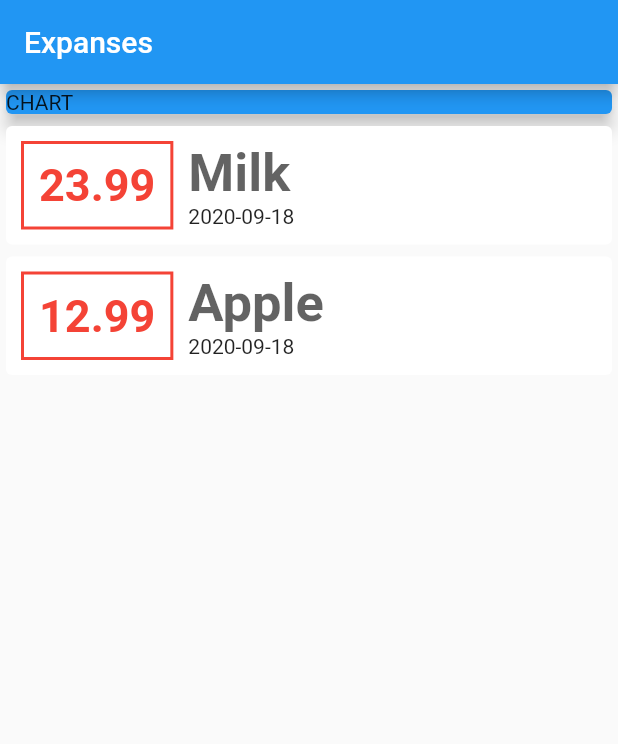
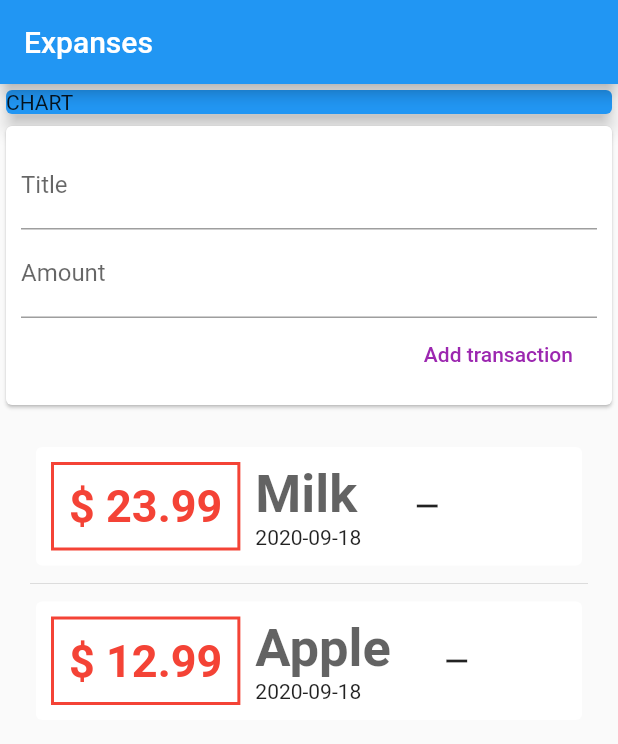
Before and after one commit to vlotysh/flutter_playground, a Flutter app: the screen it shows after launch, on a phone screen of 412 x 824 dp. Shown: the top 744 px of the screen. Run offline on Flutter 3.47's test engine with Material 2 defaults, Android fonts, the phone set to English and light mode, and no system bars; our stand-ins replace audioplayers.

Commit message:
Add inputs and refactoring

```diff
--- a/lib/apps/expenses/entities/Transaction.dart
+++ b/lib/apps/expenses/entities/Transaction.dart
@@ -7,7 +7,7 @@ class Transaction {
   DateTime date;
 
   Transaction(
-      {@required this.id,
+      {this.id,
       @required this.amount,
       @required this.title,
       @required this.date});
--- a/lib/apps/expenses/pages/Home.dart
+++ b/lib/apps/expenses/pages/Home.dart
@@ -1,34 +1,19 @@
 import 'package:flutter/material.dart';
-import 'package:playground/apps/expenses/entities/Transaction.dart';
-import 'package:playground/apps/expenses/widgets/Transaction.dart';
+import 'package:playground/apps/expenses/widgets/Chart.dart';
+import 'package:playground/apps/expenses/widgets/UserTransactions.dart';
 
 class HomePage extends StatelessWidget {
-  final List<Transaction> transactions = [
-    Transaction(id: 'td1', amount: 23.99, title: 'Milk', date: DateTime.now()),
-    Transaction(id: 'td2', amount: 12.99, title: 'Apple', date: DateTime.now())
-  ];
-
   @override
   Widget build(BuildContext context) {
     return Scaffold(
         appBar: AppBar(
           title: Text('Expanses'),
         ),
-        body: Column(
-          crossAxisAlignment: CrossAxisAlignment.stretch,
-          children: <Widget>[
-            Container(
-                child: Card(
-                  color: Colors.blue,
-                  child: Text('CHART'),
-                  elevation: 5,
-                ),
-                width: double.infinity),
-            Column(
-                children: transactions.map((transaction) {
-              return TransactionCard(transaction);
-            }).toList())
-          ],
+        body: SingleChildScrollView(
+          child: Column(
+            crossAxisAlignment: CrossAxisAlignment.start,
+            children: <Widget>[Chart(), UserTransactions()],
+          ),
         ));
   }
 }
--- /dev/null
+++ b/lib/apps/expenses/widgets/Chart.dart
@@ -0,0 +1,20 @@
+import 'package:flutter/material.dart';
+
+class Chart extends StatefulWidget {
+  @override
+  _ChartState createState() => _ChartState();
+}
+
+class _ChartState extends State<Chart> {
+  @override
+  Widget build(BuildContext context) {
+    return Container(
+        child: Card(
+          color: Colors.blue,
+          child: Text('CHART'),
+          elevation: 5,
+        ),
+        width: double.infinity
+    );
+  }
+}
--- /dev/null
+++ b/lib/apps/expenses/widgets/CreateTransaction.dart
@@ -0,0 +1,58 @@
+import 'package:flutter/material.dart';
+
+class CreateTransaction extends StatefulWidget {
+  Function createTransaction;
+
+  CreateTransaction(this.createTransaction);
+
+  @override
+  _CreateTransactionState createState() => _CreateTransactionState(this.createTransaction);
+}
+
+class _CreateTransactionState extends State<CreateTransaction> {
+  Function createTransaction;
+
+  final titleController = TextEditingController();
+  final amountController = TextEditingController();
+
+  _CreateTransactionState(this.createTransaction);
+
+  @override
+  Widget build(BuildContext context) {
+    return Card(
+      child: Container(
+        padding: EdgeInsets.all(10),
+        child: Column(
+          crossAxisAlignment: CrossAxisAlignment.end,
+          children: <Widget>[
+            TextField(
+              controller: titleController,
+              decoration: InputDecoration(
+                  labelText: 'Title',
+              ),
+              onChanged: (String value) {
+                  //Title = value;
+              },
+            ),
+            TextField(
+              controller: amountController,
+              decoration: InputDecoration(
+                  labelText: 'Amount',
+              ),
+              onChanged: (String value) {
+                //Amount = value;
+              },
+            ),
+            FlatButton(
+              child: Text('Add transaction'),
+              textColor: Colors.purple,
+              onPressed: () {
+                createTransaction(titleController.text, double.parse(amountController.text));
+              },
+            )
+          ],
+        ),
+      ),
+    );
+  }
+}
--- a/lib/apps/expenses/widgets/Transaction.dart
+++ b/lib/apps/expenses/widgets/Transaction.dart
@@ -1,10 +1,12 @@
 import 'package:flutter/material.dart';
 import 'package:playground/apps/expenses/entities/Transaction.dart';
+import 'package:intl/intl.dart';
 
 class TransactionCard extends StatelessWidget {
   final Transaction _transaction;
+  final Function _deleteHandler;
 
-  TransactionCard(this._transaction);
+  TransactionCard(this._transaction, this._deleteHandler);
 
   @override
   Widget build(BuildContext context) {
@@ -13,7 +15,7 @@ class TransactionCard extends StatelessWidget {
         children: <Widget>[
           Container(
             child: Text(
-              _transaction.amount.toString(),
+              '\$ ${_transaction.amount}',
               style: TextStyle(
                   fontWeight: FontWeight.bold,
                   fontSize: 30,
@@ -38,10 +40,15 @@ class TransactionCard extends StatelessWidget {
                 ),
               ),
               Container(
-                  child: Text("${_transaction.date.year.toString()}"
-                      "-${_transaction.date.month.toString().padLeft(2, '0')}"
-                      "-${_transaction.date.day.toString().padLeft(2, '0')}"))
+                  child: Text(
+                    '${DateFormat('yyyy-MM-dd').format(_transaction.date)}'
+                  )
+              )
             ],
+          ),
+          FlatButton(
+            child: Icon(Icons.remove),
+            onPressed: () => _deleteHandler(_transaction.id),
           )
         ],
       ),
--- /dev/null
+++ b/lib/apps/expenses/widgets/TransactionList.dart
@@ -0,0 +1,30 @@
+import 'package:flutter/material.dart';
+import 'package:playground/apps/expenses/entities/Transaction.dart';
+import 'package:playground/apps/expenses/widgets/Transaction.dart';
+
+class TransactionList extends StatelessWidget {
+  final List<Transaction> transactions;
+  final Function removeTransaction;
+
+  TransactionList(this.transactions, this.removeTransaction);
+
+  @override
+  Widget build(BuildContext context) {
+    return transactions.length > 0
+        ? Container(
+            height: 300,
+            child: ListView.separated(
+              shrinkWrap: true,
+              padding: const EdgeInsets.all(20.0),
+              itemCount: transactions.length,
+              separatorBuilder: (BuildContext context, int index) =>
+                  const Divider(),
+              itemBuilder: (BuildContext context, int index) {
+                Transaction transaction = transactions[index];
+
+                return TransactionCard(transaction, removeTransaction);
+              },
+            ))
+        : Center(child: const Text('No transaction'));
+  }
+}
--- /dev/null
+++ b/lib/apps/expenses/widgets/UserTransactions.dart
@@ -0,0 +1,45 @@
+import 'package:flutter/material.dart';
+import 'package:playground/apps/expenses/entities/Transaction.dart';
+import 'package:playground/apps/expenses/widgets/CreateTransaction.dart';
+import 'package:playground/apps/expenses/widgets/TransactionList.dart';
+
+class UserTransactions extends StatefulWidget {
+  @override
+  _UserTransactionsState createState() => _UserTransactionsState();
+}
+
+class _UserTransactionsState extends State<UserTransactions> {
+  final List<Transaction> _userTransactions = [
+    Transaction(id: 'td1', amount: 23.99, title: 'Milk', date: DateTime.now()),
+    Transaction(id: 'td2', amount: 12.99, title: 'Apple', date: DateTime.now())
+  ];
+
+  void _addNewTransaction(String txTitle, double txAmount) {
+      final newTx = Transaction(
+        id: DateTime.now().toString(),
+        title: txTitle,
+        amount: txAmount,
+        date: DateTime.now()
+      );
+
+      setState(() {
+        _userTransactions.add(newTx);
+      });
+  }
+
+  void _removeTransaction(String id) {
+    setState(() {
+      _userTransactions.removeWhere((item) => item.id == id);
+    });
+  }
+
+  @override
+  Widget build(BuildContext context) {
+    return Column(
+      children: <Widget>[
+        CreateTransaction(_addNewTransaction),
+        TransactionList(_userTransactions, _removeTransaction)
+      ],
+    );
+  }
+}
--- a/pubspec.yaml
+++ b/pubspec.yaml
@@ -19,6 +19,7 @@ environment:
 dependencies:
   flutter:
     sdk: flutter
+  intl: ^0.16.1
 
   # The following adds the Cupertino Icons font to your application.
   # Use with the CupertinoIcons class for iOS style icons.
```
Also changed, not shown: pubspec.lock.
